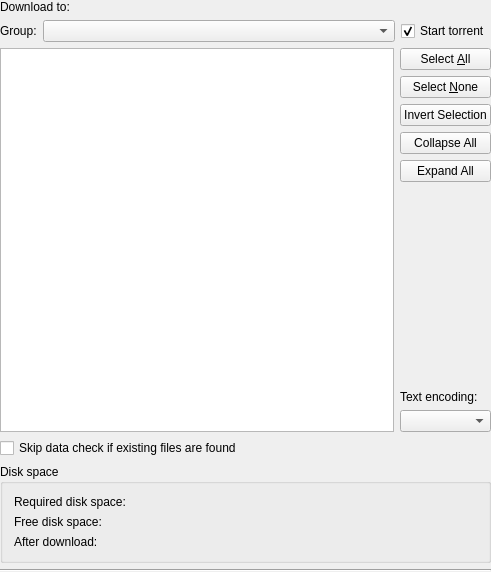
First picture: the form in ktorrent/fileselectdlg.ui, repository KDE/ktorrent, before the edit.
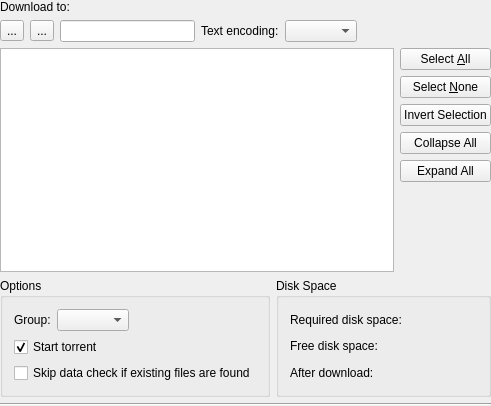
Second picture: the form after the edit. Custom widgets are drawn as their Qt base class.

Commit message: - Removed option to show list of files instead of tree of files. - Each QTreeView showing the torrent file tree, now has it's own option to show this - Redesign FileSelectDlg a bit GUI wise - Add filter functionality to FileSelectDlg

The edit to the form file:
```diff
--- a/ktorrent/fileselectdlg.ui
+++ b/ktorrent/fileselectdlg.ui
@@ -1,23 +1,23 @@
 <ui version="4.0" >
  <class>FileSelectDlg</class>
- <widget class="QWidget" name="FileSelectDlg" >
-  <property name="geometry" >
+ <widget class="QWidget" name="FileSelectDlg">
+  <property name="geometry">
    <rect>
     <x>0</x>
     <y>0</y>
     <width>491</width>
-    <height>572</height>
+    <height>406</height>
    </rect>
   </property>
   <property name="windowTitle" >
    <string>Select Which Files You Want to Download</string>
   </property>
-  <layout class="QVBoxLayout" >
-   <property name="margin" >
+  <layout class="QVBoxLayout" name="verticalLayout_2">
+   <property name="margin">
     <number>0</number>
    </property>
    <item>
-    <layout class="QHBoxLayout" >
+    <layout class="QHBoxLayout">
      <item>
       <widget class="QLabel" name="textLabel1_2" >
        <property name="text" >
@@ -34,62 +34,60 @@
     </layout>
    </item>
    <item>
-    <layout class="QHBoxLayout" >
+    <layout class="QHBoxLayout" name="horizontalLayout">
      <item>
-      <layout class="QHBoxLayout" >
+      <widget class="QToolButton" name="m_tree">
+       <property name="text">
+        <string>...</string>
+       </property>
+      </widget>
+     </item>
        <item>
-        <widget class="QLabel" name="textLabel2" >
-         <property name="sizePolicy" >
-          <sizepolicy vsizetype="Preferred" hsizetype="Maximum" >
-           <horstretch>0</horstretch>
-           <verstretch>0</verstretch>
-          </sizepolicy>
-         </property>
-         <property name="text" >
-          <string>Group:</string>
-         </property>
-         <property name="wordWrap" >
-          <bool>false</bool>
-         </property>
+      <widget class="QToolButton" name="m_list">
+       <property name="text">
+        <string>...</string>
+       </property>
         </widget>
        </item>
        <item>
-        <widget class="QComboBox" name="m_cmbGroups" />
-       </item>
-      </layout>
+      <widget class="kt::HintLineEdit" name="m_filter"/>
+     </item>
+     <item>
+      <widget class="QLabel" name="label">
+       <property name="text">
+        <string>Text encoding:</string>
+       </property>
+      </widget>
      </item>
      <item>
-      <widget class="QCheckBox" name="m_chkStartTorrent" >
-       <property name="enabled" >
-        <bool>true</bool>
+      <widget class="KComboBox" name="m_encoding"/>
+     </item>
+     <item>
+      <spacer name="horizontalSpacer">
+       <property name="orientation">
+        <enum>Qt::Horizontal</enum>
        </property>
-       <property name="sizePolicy" >
-        <sizepolicy vsizetype="Fixed" hsizetype="Maximum" >
-         <horstretch>0</horstretch>
-         <verstretch>0</verstretch>
-        </sizepolicy>
+       <property name="sizeHint" stdset="0">
+        <size>
+         <width>40</width>
+         <height>20</height>
+        </size>
        </property>
-       <property name="text" >
-        <string>Start torrent</string>
-       </property>
-       <property name="checked" >
-        <bool>true</bool>
-       </property>
-      </widget>
+      </spacer>
      </item>
     </layout>
    </item>
    <item>
-    <layout class="QHBoxLayout" >
+    <layout class="QHBoxLayout">
      <item>
-      <widget class="QTreeView" name="m_file_view" >
-       <property name="toolTip" >
+      <widget class="QTreeView" name="m_file_view">
+       <property name="toolTip">
         <string>All files in the torrent, you can change them by double clicking on them.</string>
        </property>
       </widget>
      </item>
      <item>
-      <layout class="QVBoxLayout" >
+      <layout class="QVBoxLayout">
        <item>
         <widget class="KPushButton" name="m_select_all" >
          <property name="text" >
@@ -138,24 +136,77 @@
          </property>
         </spacer>
        </item>
+      </layout>
+     </item>
+    </layout>
+   </item>
        <item>
-        <widget class="QLabel" name="label" >
-         <property name="text" >
-          <string>Text encoding:</string>
-         </property>
+    <layout class="QHBoxLayout" name="horizontalLayout_3">
+     <item>
+      <widget class="QGroupBox" name="groupBox">
+       <property name="title">
+        <string>Options</string>
+       </property>
+       <layout class="QVBoxLayout" name="verticalLayout">
+        <item>
+         <layout class="QHBoxLayout" name="horizontalLayout_2">
+          <item>
+           <widget class="QLabel" name="textLabel2">
+            <property name="sizePolicy">
+             <sizepolicy hsizetype="Maximum" vsizetype="Preferred">
+              <horstretch>0</horstretch>
+              <verstretch>0</verstretch>
+             </sizepolicy>
+            </property>
+            <property name="text">
+             <string>Group:</string>
+            </property>
+            <property name="wordWrap">
+             <bool>false</bool>
+            </property>
         </widget>
        </item>
        <item>
-        <widget class="KComboBox" name="m_encoding" />
-       </item>
-      </layout>
+           <widget class="QComboBox" name="m_cmbGroups"/>
+          </item>
+          <item>
+           <spacer name="horizontalSpacer_2">
+            <property name="orientation">
+             <enum>Qt::Horizontal</enum>
+            </property>
+            <property name="sizeHint" stdset="0">
+             <size>
+              <width>40</width>
+              <height>20</height>
+             </size>
+            </property>
+           </spacer>
      </item>
     </layout>
    </item>
    <item>
-    <widget class="QCheckBox" name="m_skip_data_check" >
-     <property name="toolTip" >
-      <string>&lt;html>&lt;head>&lt;meta name="qrichtext" content="1" />&lt;style type="text/css">
+         <widget class="QCheckBox" name="m_chkStartTorrent">
+          <property name="enabled">
+           <bool>true</bool>
+          </property>
+          <property name="sizePolicy">
+           <sizepolicy hsizetype="Maximum" vsizetype="Fixed">
+            <horstretch>0</horstretch>
+            <verstretch>0</verstretch>
+           </sizepolicy>
+          </property>
+          <property name="text">
+           <string>Start torrent</string>
+          </property>
+          <property name="checked">
+           <bool>true</bool>
+          </property>
+         </widget>
+        </item>
+        <item>
+         <widget class="QCheckBox" name="m_skip_data_check">
+          <property name="toolTip">
+           <string>&lt;html&gt;&lt;head&gt;&lt;meta name=&quot;qrichtext&quot; content=&quot;1&quot; /&gt;&lt;style type=&quot;text/css&quot;&gt;
 p, li { white-space: pre-wrap; }
 &lt;/style>&lt;/head>&lt;body style=" font-family:'Bitstream Vera Sans'; font-size:8pt; font-weight:400; font-style:normal;">
 &lt;p style=" margin-top:0px; margin-bottom:0px; margin-left:0px; margin-right:0px; -qt-block-indent:0; text-indent:0px;">When existing files have been found, skip the data check and assume that the files are fully downloaded.&lt;/p>
@@ -167,17 +218,20 @@
      </property>
     </widget>
    </item>
+       </layout>
+      </widget>
+     </item>
    <item>
-    <widget class="QGroupBox" name="groupBox1" >
-     <property name="title" >
-      <string>Disk space</string>
-     </property>
-     <layout class="QHBoxLayout" >
+      <widget class="QGroupBox" name="groupBox1">
+       <property name="title">
+        <string>Disk Space</string>
+       </property>
+       <layout class="QHBoxLayout">
       <item>
-       <layout class="QVBoxLayout" >
+         <layout class="QVBoxLayout">
         <item>
-         <widget class="QLabel" name="textLabel1" >
-          <property name="text" >
+           <widget class="QLabel" name="textLabel1">
+            <property name="text">
            <string>Required disk space:</string>
           </property>
           <property name="wordWrap" >
@@ -186,8 +240,8 @@
          </widget>
         </item>
         <item>
-         <widget class="QLabel" name="textLabel3" >
-          <property name="text" >
+           <widget class="QLabel" name="textLabel3">
+            <property name="text">
            <string>Free disk space:</string>
           </property>
           <property name="wordWrap" >
@@ -196,8 +250,8 @@
          </widget>
         </item>
         <item>
-         <widget class="QLabel" name="textLabel6" >
-          <property name="text" >
+           <widget class="QLabel" name="textLabel6">
+            <property name="text">
            <string>After download:</string>
           </property>
           <property name="wordWrap" >
@@ -208,24 +262,24 @@
        </layout>
       </item>
       <item>
-       <layout class="QVBoxLayout" >
+         <layout class="QVBoxLayout">
         <item>
-         <widget class="QLabel" name="lblRequired" >
-          <property name="wordWrap" >
+           <widget class="QLabel" name="lblRequired">
+            <property name="wordWrap">
            <bool>false</bool>
           </property>
          </widget>
         </item>
         <item>
-         <widget class="QLabel" name="lblFree" >
-          <property name="wordWrap" >
+           <widget class="QLabel" name="lblFree">
+            <property name="wordWrap">
            <bool>false</bool>
           </property>
          </widget>
         </item>
         <item>
-         <widget class="QLabel" name="lblStatus" >
-          <property name="wordWrap" >
+           <widget class="QLabel" name="lblStatus">
+            <property name="wordWrap">
            <bool>false</bool>
           </property>
          </widget>
@@ -248,16 +302,18 @@
      </layout>
     </widget>
    </item>
+    </layout>
+   </item>
    <item>
-    <widget class="Line" name="line" >
-     <property name="orientation" >
+    <widget class="Line" name="line">
+     <property name="orientation">
       <enum>Qt::Horizontal</enum>
      </property>
     </widget>
    </item>
   </layout>
  </widget>
- <layoutdefault spacing="6" margin="11" />
+ <layoutdefault spacing="6" margin="11"/>
  <pixmapfunction>qPixmapFromMimeSource</pixmapfunction>
  <customwidgets>
   <customwidget>
@@ -275,6 +331,11 @@
    <extends>QFrame</extends>
    <header>kurlrequester.h</header>
   </customwidget>
+  <customwidget>
+   <class>kt::HintLineEdit</class>
+   <extends>QLineEdit</extends>
+   <header location="global">util/hintlineedit.h</header>
+  </customwidget>
  </customwidgets>
  <tabstops>
   <tabstop>m_downloadLocation</tabstop>
```
Left out of the diff: 65 changed lines with no effect on the pictures. Lines whose indentation alone changed are shown as unchanged. The commit also changes 11 other files.
